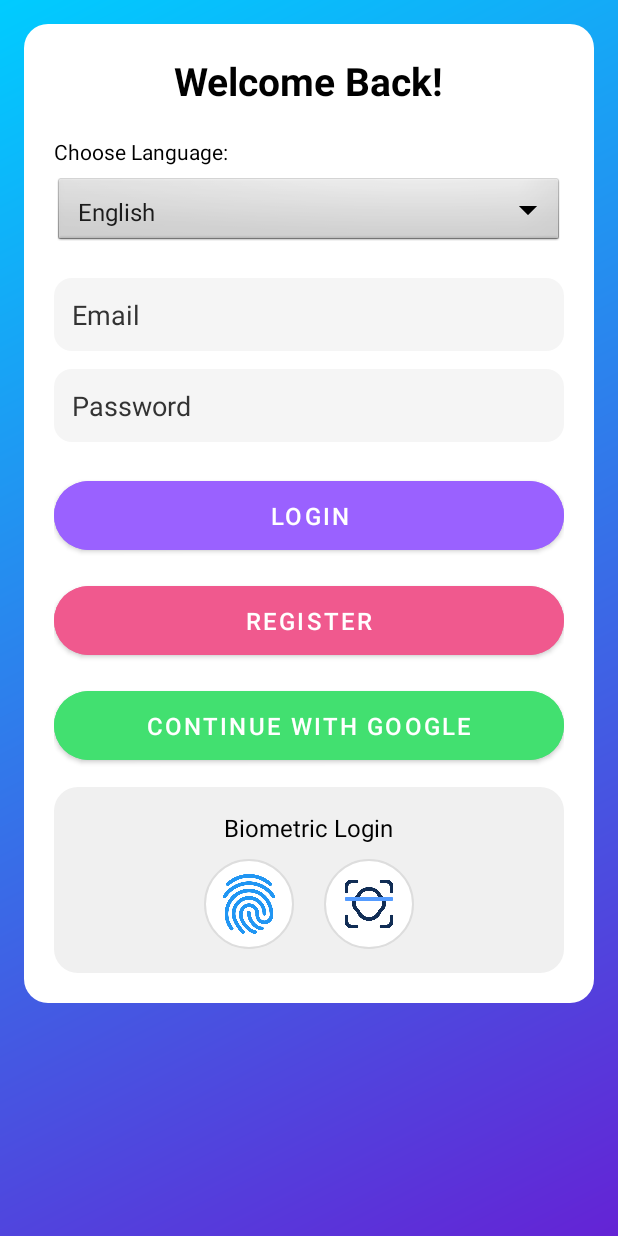
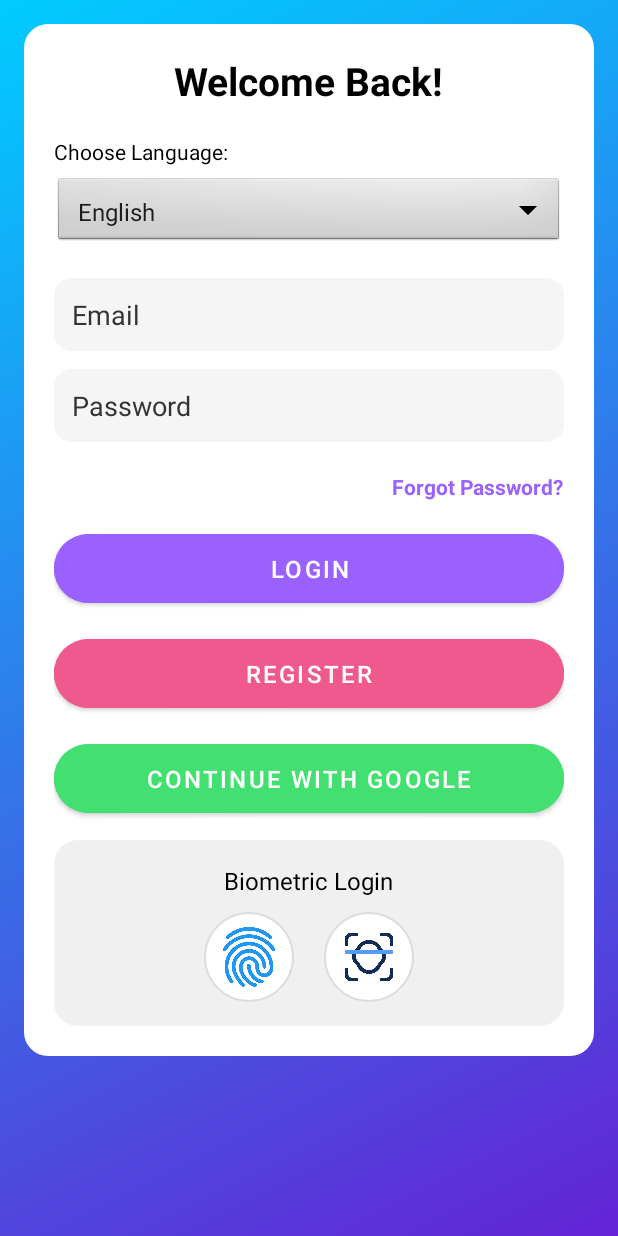
Before and after one commit to DiancaJadeNaidu/Synced, an Android app: the LoginActivity screen opened directly, with no data from a screen before it, on a phone screen of 412 x 824 dp. Run offline under Robolectric (Android 15) with nearby library versions, the phone set to English and light mode, and no system bars; our stand-ins replace Firebase (no records; nobody signed in at launch, a user with empty details on screens opened directly).

Commit message:
Forgot Password

```diff
--- a/app/src/main/res/layout/activity_login.xml
+++ b/app/src/main/res/layout/activity_login.xml
@@ -79,6 +79,21 @@
                     android:textColor="#333333"
                     android:inputType="textPassword"
                     android:padding="12dp" />
+                <!-- Forgot Password Link -->
+                <TextView
+                    android:id="@+id/tvForgotPassword"
+                    android:layout_width="wrap_content"
+                    android:layout_height="wrap_content"
+                    android:layout_gravity="end"
+                    android:layout_marginBottom="16dp"
+                    android:text="Forgot Password?"
+                    android:textColor="#9A61FF"
+                    android:textSize="14sp"
+                    android:clickable="true"
+                    android:focusable="true"
+                    android:textStyle="bold"/>
+
+
 
                 <!-- Login Button -->
                 <Button
```
Also changed, not shown: app/src/main/java/com/dianca/synced/LoginActivity.kt (+21 -0 lines).
